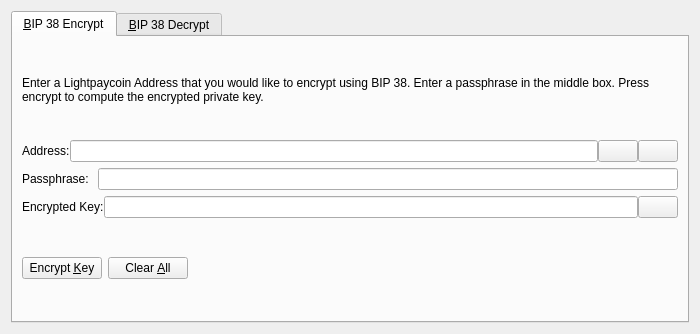
Before: the Qt Designer form src/qt/forms/bip38tooldialog.ui in stakecube/stakecubecoin-archive, drawn with Qt 5.
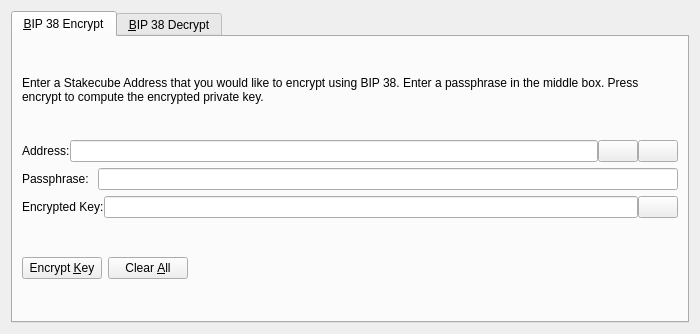
After: the same form once the commit is applied. The open tabs and pages were chosen to show the change. Icons and pictures are not drawn. Custom widgets are drawn as their Qt base class.

What changed in the file:
```diff
--- a/src/qt/forms/bip38tooldialog.ui
+++ b/src/qt/forms/bip38tooldialog.ui
@@ -30,7 +30,7 @@
        <item>
         <widget class="QLabel" name="infoLabel_ENC">
          <property name="text">
-          <string>Enter a Lightpaycoin Address that you would like to encrypt using BIP 38. Enter a passphrase in the middle box. Press encrypt to compute the encrypted private key.</string>
+          <string>Enter a Stakecube Address that you would like to encrypt using BIP 38. Enter a passphrase in the middle box. Press encrypt to compute the encrypted private key.</string>
          </property>
          <property name="textFormat">
           <enum>Qt::PlainText</enum>
```
Left out of the diff: 16 changed lines with no effect on the pictures.
